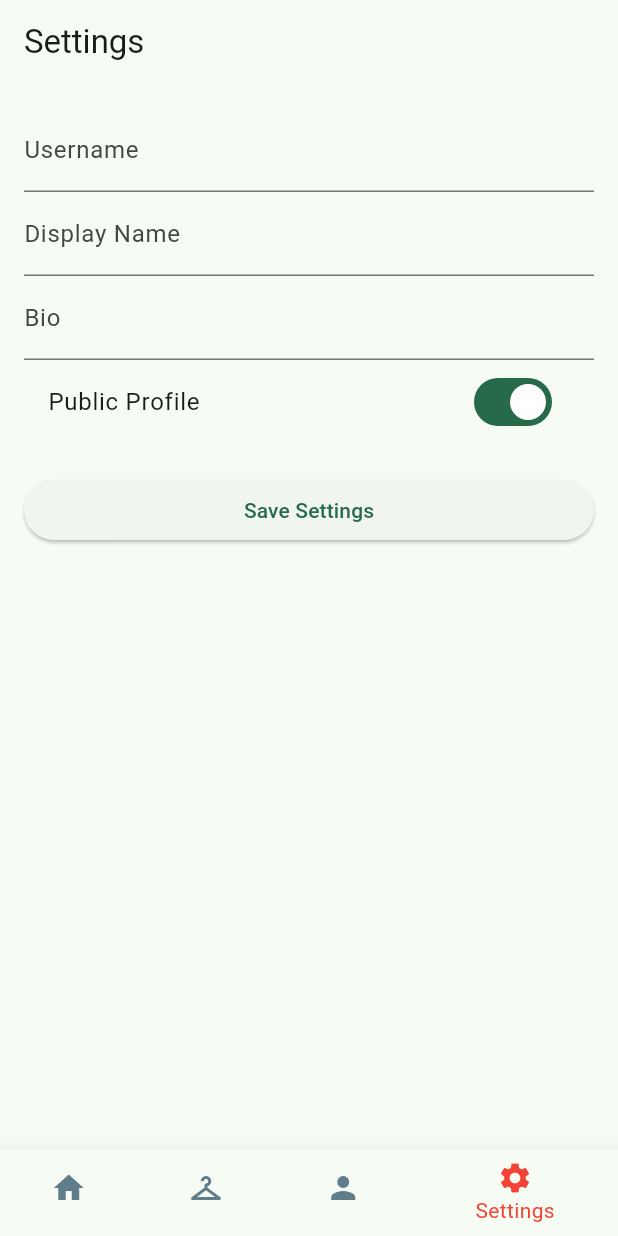
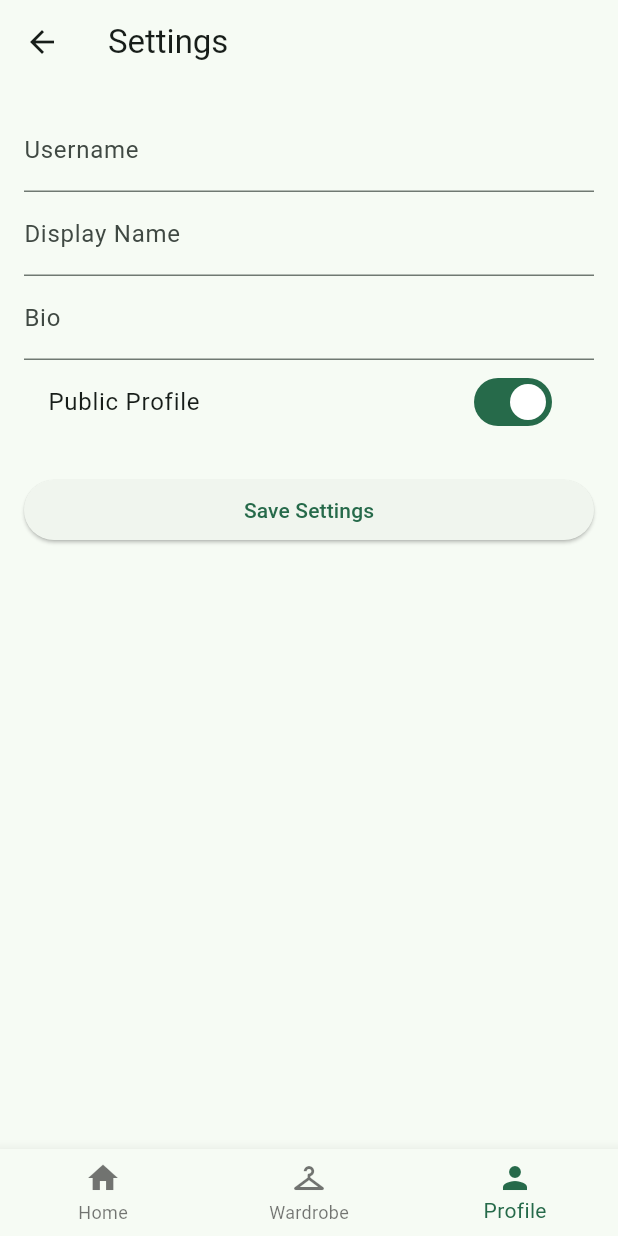
Before and after one commit to suggestied/openwardrobe, a Flutter app: the SettingsPage screen opened by its route, on a phone screen of 412 x 824 dp. Run offline on Flutter 3.47's test engine with Material 3 defaults, Android fonts, the phone set to English and light mode, and no system bars; our stand-ins replace connectivity_plus, go_router, hive, hive_flutter, supabase_flutter; missing offline and left inert: supabase_auth_ui; accounts and stored records are empty; network calls fail.

Commit message:
Refactor app router to replace TabScaffold with ScaffoldWithNavBar; implement indexed stack for navigation and enhance Profile screen with a tab bar for public items and outfits

```diff
--- a/lib/router/app_router.dart
+++ b/lib/router/app_router.dart
@@ -1,6 +1,5 @@
 import 'package:flutter/material.dart';
 import 'package:go_router/go_router.dart';
-import 'package:openwardrobe/ui/screens/wardrobe/item/page.dart';
 import 'package:supabase_flutter/supabase_flutter.dart';
 
 import '../ui/screens/auth/page.dart';
@@ -8,15 +7,16 @@ import '../ui/screens/home/page.dart';
 import '../ui/screens/wardrobe/page.dart';
 import '../ui/screens/profile/page.dart';
 import '../ui/screens/profile/settings/page.dart';
-
-import '../ui/widgets/tab_scaffold.dart';
-
+import '../ui/screens/wardrobe/item/page.dart';
+import '../ui/widgets/scaffold_with_navbar.dart';
 
 class AppRouter {
+  static final GlobalKey<NavigatorState> _rootNavigatorKey =
+      GlobalKey<NavigatorState>();
 
   static final GoRouter router = GoRouter(
     initialLocation: '/',
-
+    navigatorKey: _rootNavigatorKey,
     redirect: (BuildContext context, GoRouterState state) {
       final session = Supabase.instance.client.auth.currentSession;
       final isLoggedIn = session != null;
@@ -30,44 +30,60 @@ class AppRouter {
 
       return null;
     },
-
     routes: [
       GoRoute(
         path: '/auth',
         name: 'Auth',
-        pageBuilder: (context, state) => NoTransitionPage(child: AuthScreen()),
+        builder: (context, state) => const AuthScreen(),
       ),
-
-      ShellRoute(
-        builder: (context, state, child) {
-          return TabScaffold(child: child);
+      StatefulShellRoute.indexedStack(
+        builder: (context, state, navigationShell) {
+          return ScaffoldWithNavBar(navigationShell: navigationShell);
         },
+        branches: [
+          StatefulShellBranch(
             routes: [
               GoRoute(
                 path: '/',
                 name: 'Home',
-            pageBuilder: (context, state) => NoTransitionPage(child: HomeScreen()),
+                builder: (context, state) => const HomeScreen(),
               ),
+            ],
+          ),
+          StatefulShellBranch(
+            routes: [
               GoRoute(
                 path: '/wardrobe',
                 name: 'Wardrobe',
-            pageBuilder: (context, state) => NoTransitionPage(child: WardrobeScreen()),
+                builder: (context, state) => const WardrobeScreen(),
+                routes: [
+                  GoRoute(
+                    path: ':id',
+                    name: 'WardrobeItem',
+                    builder: (context, state) {
+                      final id = state.pathParameters['id']!;
+                      return WardrobeItemPage(id: id);
+                    },
                   ),
+                ],
+              ),
+            ],
+          ),
+          StatefulShellBranch(
+            routes: [
               GoRoute(
                 path: '/profile',
                 name: 'Profile',
-            pageBuilder: (context, state) => NoTransitionPage(child: ProfileScreen()),
+                builder: (context, state) => ProfileScreen(),
+                routes: [
+                  GoRoute(
+                    path: 'settings',
+                    name: 'Settings',
+                    builder: (context, state) => SettingsPage(),
                   ),
-          // Settings
-          GoRoute(path: '/settings', name: 'Settings', pageBuilder: (context, state) => NoTransitionPage(child: SettingsPage())),
-
-          GoRoute(
-            path: '/wardrobe/:id',
-            name: 'WardrobeItem',
-            pageBuilder: (context, state) {
-              final id = state.pathParameters['id']!;
-              return NoTransitionPage(child: WardrobeItemPage(id: id));
-            },
+                ],
+              ),
+            ],
           ),
         ],
       ),
--- /dev/null
+++ b/lib/ui/widgets/scaffold_with_navbar.dart
@@ -0,0 +1,82 @@
+import 'package:flutter/material.dart';
+import 'package:go_router/go_router.dart';
+
+class ScaffoldWithNavBar extends StatelessWidget {
+  final StatefulNavigationShell navigationShell;
+
+  const ScaffoldWithNavBar({Key? key, required this.navigationShell})
+      : super(key: key);
+
+  @override
+  Widget build(BuildContext context) {
+    // Determine the screen width
+    final screenWidth = MediaQuery.of(context).size.width;
+    // Define a breakpoint for displaying the sidebar
+    const double breakpoint = 600;
+
+    if (screenWidth >= breakpoint) {
+      // For larger screens, display a sidebar
+      return Scaffold(
+        body: Row(
+          children: [
+            NavigationRail(
+              selectedIndex: navigationShell.currentIndex,
+              onDestinationSelected: (index) {
+                navigationShell.goBranch(
+                  index,
+                  initialLocation: index == navigationShell.currentIndex,
+                );
+              },
+              labelType: NavigationRailLabelType.selected,
+              destinations: const [
+                NavigationRailDestination(
+                  icon: Icon(Icons.home),
+                  label: Text('Home'),
+                ),
+                NavigationRailDestination(
+                  icon: Icon(Icons.checkroom),
+                  label: Text('Wardrobe'),
+                ),
+                NavigationRailDestination(
+                  icon: Icon(Icons.person),
+                  label: Text('Profile'),
+                ),
+              ],
+            ),
+            Expanded(
+              child: navigationShell,
+            ),
+          ],
+        ),
+      );
+    } else {
+      // For smaller screens, display a bottom navigation bar
+      return Scaffold(
+        body: navigationShell,
+        bottomNavigationBar: BottomNavigationBar(
+          currentIndex: navigationShell.currentIndex,
+          onTap: (index) {
+            navigationShell.goBranch(
+              index,
+              initialLocation: index == navigationShell.currentIndex,
+            );
+          },
+          items: const [
+            BottomNavigationBarItem(
+              icon: Icon(Icons.home),
+              label: 'Home',
+            ),
+            BottomNavigationBarItem(
+              icon: Icon(Icons.checkroom),
+              label: 'Wardrobe',
+            ),
+            BottomNavigationBarItem(
+              icon: Icon(Icons.person),
+              label: 'Profile',
+            ),
+          ],
+        ),
+      );
+    }
+  }
+}
--- a/lib/ui/widgets/tab_scaffold.dart
+++ /dev/null
@@ -1,57 +0,0 @@
-import 'package:flutter/material.dart';
-import 'package:go_router/go_router.dart';
-
-class TabScaffold extends StatelessWidget {
-  final Widget child;
-
-  const TabScaffold({super.key, required this.child});
-
-  int _getSelectedIndex(BuildContext context) {
-    final location = GoRouterState.of(context).uri.toString();
-    if (location.startsWith('/wardrobe')) return 1;
-    if (location.startsWith('/profile')) return 2;
-    if (location.startsWith('/settings')) return 3;
-    return 0;  // Default naar Home als geen match
-  }
-
-  void _onItemTapped(BuildContext context, int index) {
-    switch (index) {
-      case 0:
-        context.go('/');
-        break;
-      case 1:
-        context.go('/wardrobe');
-        break;
-      case 2:
-        context.go('/profile');
-        break;
-      case 3:
-        context.go('/settings');
-        break;
-    }
-  }
-
-  @override
-  Widget build(BuildContext context) {
-    final selectedIndex = _getSelectedIndex(context);
-
-    return Scaffold(
-      body: child,
-      bottomNavigationBar: BottomNavigationBar(
-        fixedColor: Colors.primaries.first,
-        backgroundColor: Colors.primaries.last,
-        unselectedItemColor: Colors.primaries.last,
-        currentIndex: selectedIndex,
-        onTap: (index) => _onItemTapped(context, index),
-        items: const [
-          BottomNavigationBarItem(icon: Icon(Icons.home), label: 'Home'),
-          BottomNavigationBarItem(
-              icon: Icon(Icons.checkroom), label: 'Wardrobe'),
-          BottomNavigationBarItem(icon: Icon(Icons.person), label: 'Profile'),
-          BottomNavigationBarItem(icon: Icon(Icons.settings), label: 'Settings'),
-
-        ],
-      ),
-    );
-  }
-}
```
Also changed, not shown: lib/ui/screens/profile/page.dart (+39 -7 lines). Lines whose indentation alone changed are shown as unchanged.
